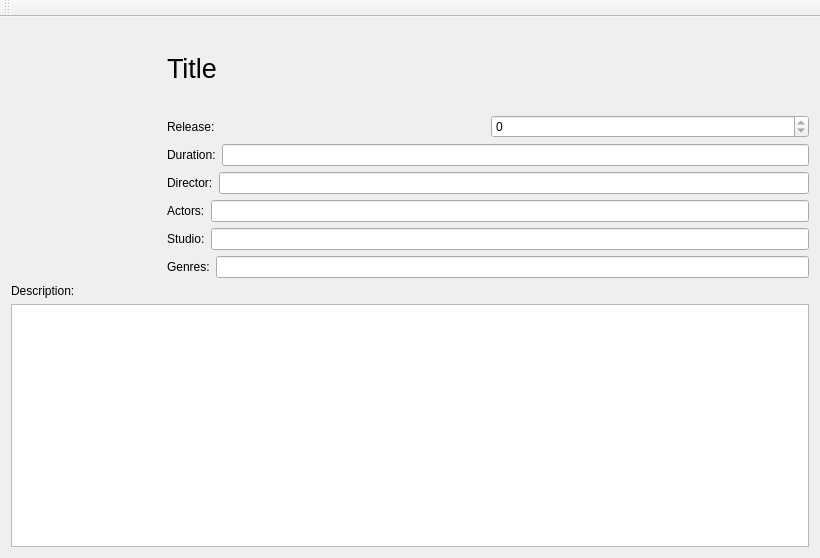
This is Film Catalog/ui/DisplayCatalog.ui in hOst1k-Top/Film-Catalog as Qt 5 draws it before an edit. The edited form follows.
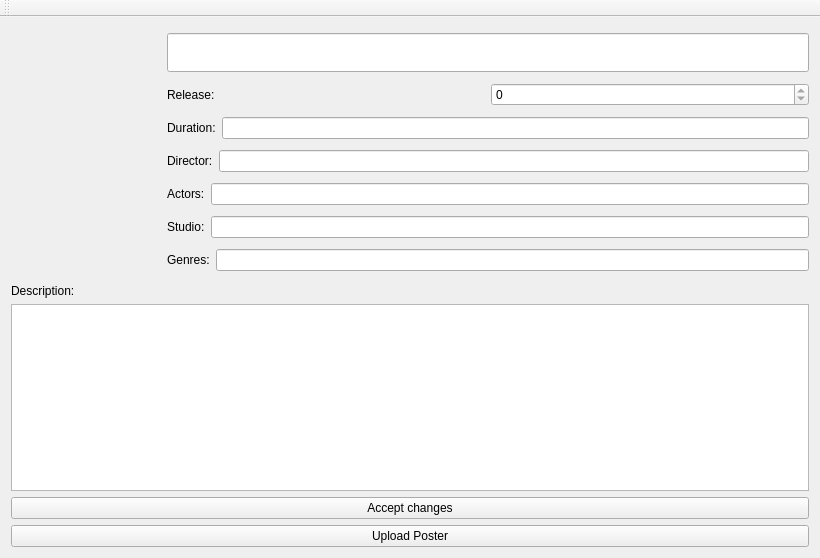
This is the edited form.

Diff of the .ui file:
```diff
--- a/Film Catalog/ui/DisplayCatalog.ui
+++ b/Film Catalog/ui/DisplayCatalog.ui
@@ -39,16 +39,13 @@
       <item>
        <layout class="QVBoxLayout" name="verticalLayout">
         <item>
-         <widget class="QLabel" name="titleLabel">
+         <widget class="QLineEdit" name="title">
           <property name="font">
            <font>
             <pointsize>20</pointsize>
            </font>
           </property>
-          <property name="text">
-           <string notr="true">Title</string>
-          </property>
-          <property name="wordWrap">
+          <property name="readOnly">
            <bool>true</bool>
           </property>
          </widget>
@@ -88,6 +85,9 @@
             <property name="text">
              <string/>
             </property>
+            <property name="readOnly">
+             <bool>true</bool>
+            </property>
            </widget>
           </item>
          </layout>
@@ -102,7 +102,11 @@
            </widget>
           </item>
           <item>
-           <widget class="QLineEdit" name="director"/>
+           <widget class="QLineEdit" name="director">
+            <property name="readOnly">
+             <bool>true</bool>
+            </property>
+           </widget>
           </item>
          </layout>
         </item>
@@ -116,7 +120,11 @@
            </widget>
           </item>
           <item>
-           <widget class="QLineEdit" name="actors"/>
+           <widget class="QLineEdit" name="actors">
+            <property name="readOnly">
+             <bool>true</bool>
+            </property>
+           </widget>
           </item>
          </layout>
         </item>
@@ -130,7 +138,11 @@
            </widget>
           </item>
           <item>
-           <widget class="QLineEdit" name="studio"/>
+           <widget class="QLineEdit" name="studio">
+            <property name="readOnly">
+             <bool>true</bool>
+            </property>
+           </widget>
           </item>
          </layout>
         </item>
@@ -144,7 +156,11 @@
            </widget>
           </item>
           <item>
-           <widget class="QLineEdit" name="genres"/>
+           <widget class="QLineEdit" name="genres">
+            <property name="readOnly">
+             <bool>true</bool>
+            </property>
+           </widget>
           </item>
          </layout>
         </item>
@@ -166,6 +182,20 @@
       </property>
      </widget>
     </item>
+    <item>
+     <widget class="QPushButton" name="accept">
+      <property name="text">
+       <string>Accept changes</string>
+      </property>
+     </widget>
+    </item>
+    <item>
+     <widget class="QPushButton" name="posterButton">
+      <property name="text">
+       <string>Upload Poster</string>
+      </property>
+     </widget>
+    </item>
    </layout>
   </widget>
   <widget class="QMenuBar" name="menuBar">
```
